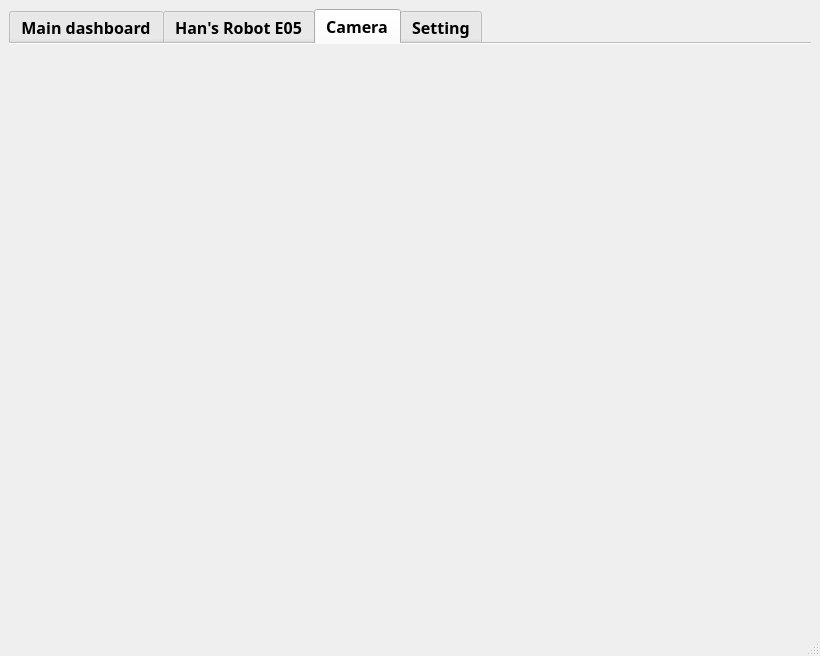
This is E05-PnP/mainwindow.ui in vie-dgb/E05-Pick-and-Place as Qt 5 draws it before an edit. The edited form follows.
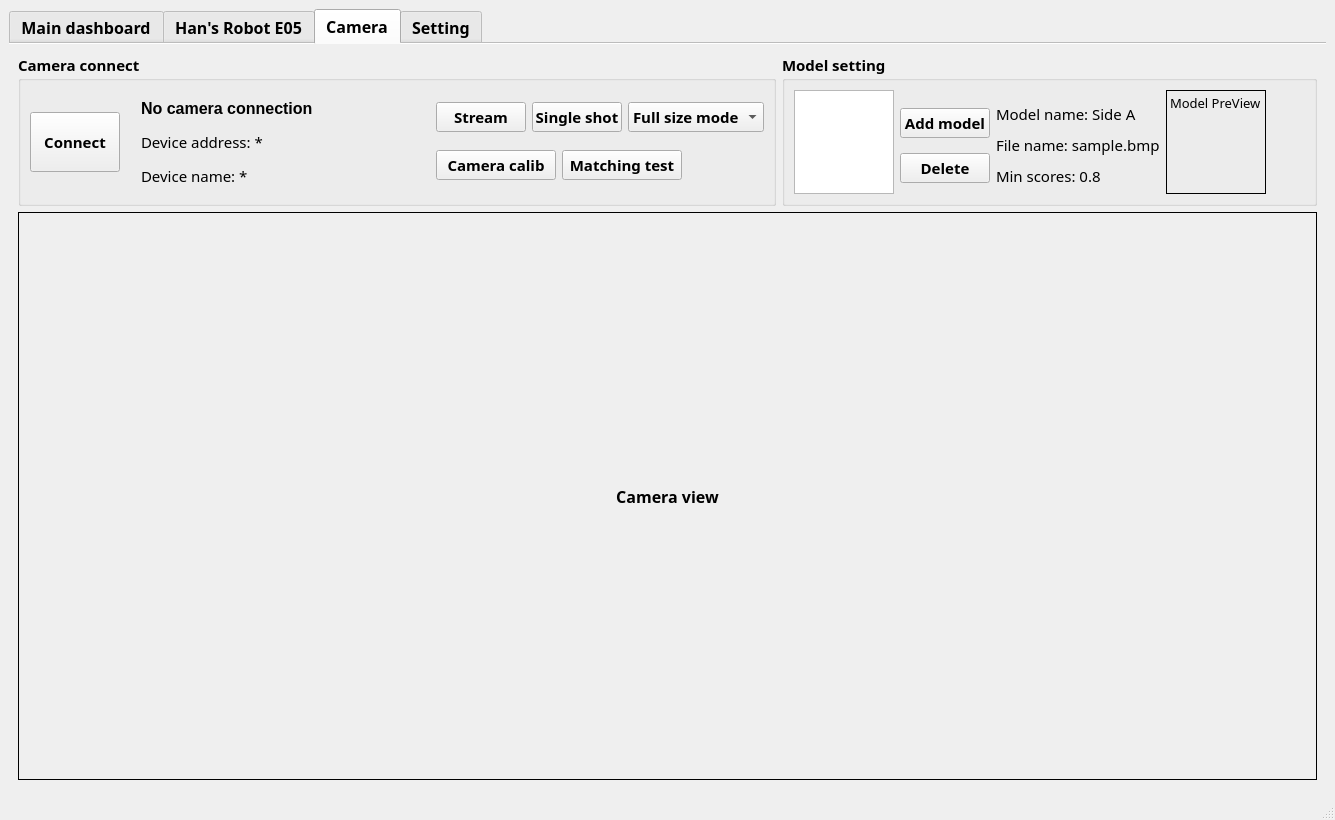
This is the edited form. The open tabs and pages were chosen to show the change. Icons and pictures are not drawn.

Commit message:
camera&model
Add camera
Add matching model

The edit to the form file:
```diff
--- a/E05-PnP/mainwindow.ui
+++ b/E05-PnP/mainwindow.ui
@@ -6,8 +6,8 @@
    <rect>
     <x>0</x>
     <y>0</y>
-    <width>820</width>
-    <height>656</height>
+    <width>1335</width>
+    <height>820</height>
    </rect>
   </property>
   <property name="windowTitle">
@@ -1024,6 +1024,719 @@
        <attribute name="title">
         <string>Camera</string>
        </attribute>
+       <layout class="QVBoxLayout" name="verticalLayout_6">
+        <item>
+         <layout class="QHBoxLayout" name="horizontalLayout_13">
+          <item>
+           <widget class="QGroupBox" name="groupBox_3">
+            <property name="maximumSize">
+             <size>
+              <width>16777215</width>
+              <height>16777215</height>
+             </size>
+            </property>
+            <property name="font">
+             <font>
+              <family>Segoe UI Variable Text Semibold</family>
+              <pointsize>11</pointsize>
+              <bold>true</bold>
+             </font>
+            </property>
+            <property name="title">
+             <string>Camera connect</string>
+            </property>
+            <layout class="QHBoxLayout" name="horizontalLayout_10">
+             <item>
+              <widget class="QPushButton" name="btn_Camera_Connect">
+               <property name="minimumSize">
+                <size>
+                 <width>90</width>
+                 <height>60</height>
+                </size>
+               </property>
+               <property name="maximumSize">
+                <size>
+                 <width>90</width>
+                 <height>60</height>
+                </size>
+               </property>
+               <property name="font">
+                <font>
+                 <family>Segoe UI Variable Text Semibold</family>
+                 <pointsize>11</pointsize>
+                 <bold>true</bold>
+                </font>
+               </property>
+               <property name="text">
+                <string>Connect</string>
+               </property>
+              </widget>
+             </item>
+             <item>
+              <layout class="QVBoxLayout" name="verticalLayout_12">
+               <property name="spacing">
+                <number>4</number>
+               </property>
+               <property name="leftMargin">
+                <number>15</number>
+               </property>
+               <item>
+                <widget class="QLabel" name="label_Camera_ConnectStatus">
+                 <property name="sizePolicy">
+                  <sizepolicy hsizetype="Minimum" vsizetype="Preferred">
+                   <horstretch>0</horstretch>
+                   <verstretch>0</verstretch>
+                  </sizepolicy>
+                 </property>
+                 <property name="minimumSize">
+                  <size>
+                   <width>250</width>
+                   <height>24</height>
+                  </size>
+                 </property>
+                 <property name="maximumSize">
+                  <size>
+                   <width>500</width>
+                   <height>24</height>
+                  </size>
+                 </property>
+                 <property name="font">
+                  <font>
+                   <family>Segoe UI</family>
+                   <pointsize>12</pointsize>
+                   <bold>true</bold>
+                  </font>
+                 </property>
+                 <property name="text">
+                  <string>No camera connection</string>
+                 </property>
+                </widget>
+               </item>
+               <item>
+                <widget class="QLabel" name="label_Camera_Address">
+                 <property name="sizePolicy">
+                  <sizepolicy hsizetype="Minimum" vsizetype="Preferred">
+                   <horstretch>0</horstretch>
+                   <verstretch>0</verstretch>
+                  </sizepolicy>
+                 </property>
+                 <property name="minimumSize">
+                  <size>
+                   <width>110</width>
+                   <height>24</height>
+                  </size>
+                 </property>
+                 <property name="maximumSize">
+                  <size>
+                   <width>500</width>
+                   <height>24</height>
+                  </size>
+                 </property>
+                 <property name="font">
+                  <font>
+                   <family>Segoe UI Variable Text Semibold</family>
+                   <pointsize>11</pointsize>
+                   <bold>false</bold>
+                  </font>
+                 </property>
+                 <property name="text">
+                  <string>Device address: *</string>
+                 </property>
+                </widget>
+               </item>
+               <item>
+                <widget class="QLabel" name="label_Camera_Name">
+                 <property name="sizePolicy">
+                  <sizepolicy hsizetype="Minimum" vsizetype="Preferred">
+                   <horstretch>0</horstretch>
+                   <verstretch>0</verstretch>
+                  </sizepolicy>
+                 </property>
+                 <property name="minimumSize">
+                  <size>
+                   <width>110</width>
+                   <height>24</height>
+                  </size>
+                 </property>
+                 <property name="maximumSize">
+                  <size>
+                   <width>500</width>
+                   <height>24</height>
+                  </size>
+                 </property>
+                 <property name="font">
+                  <font>
+                   <family>Segoe UI Variable Text Semibold</family>
+                   <pointsize>11</pointsize>
+                   <bold>false</bold>
+                  </font>
+                 </property>
+                 <property name="text">
+                  <string>Device name: *</string>
+                 </property>
+                </widget>
+               </item>
+              </layout>
+             </item>
+             <item>
+              <spacer name="horizontalSpacer_8">
+               <property name="orientation">
+                <enum>Qt::Horizontal</enum>
+               </property>
+               <property name="sizeHint" stdset="0">
+                <size>
+                 <width>40</width>
+                 <height>20</height>
+                </size>
+               </property>
+              </spacer>
+             </item>
+             <item>
+              <layout class="QVBoxLayout" name="verticalLayout_4">
+               <item>
+                <layout class="QHBoxLayout" name="horizontalLayout_11">
+                 <property name="spacing">
+                  <number>6</number>
+                 </property>
+                 <item>
+                  <widget class="QPushButton" name="btn_Camera_Stream">
+                   <property name="minimumSize">
+                    <size>
+                     <width>90</width>
+                     <height>30</height>
+                    </size>
+                   </property>
+                   <property name="maximumSize">
+                    <size>
+                     <width>16777215</width>
+                     <height>30</height>
+                    </size>
+                   </property>
+                   <property name="font">
+                    <font>
+                     <family>Segoe UI Variable Text Semibold</family>
+                     <pointsize>11</pointsize>
+                     <bold>true</bold>
+                    </font>
+                   </property>
+                   <property name="text">
+                    <string>Stream</string>
+                   </property>
+                  </widget>
+                 </item>
+                 <item>
+                  <widget class="QPushButton" name="btn_Camera_SingleShot">
+                   <property name="minimumSize">
+                    <size>
+                     <width>90</width>
+                     <height>30</height>
+                    </size>
+                   </property>
+                   <property name="maximumSize">
+                    <size>
+                     <width>16777215</width>
+                     <height>30</height>
+                    </size>
+                   </property>
+                   <property name="font">
+                    <font>
+                     <family>Segoe UI Variable Text Semibold</family>
+                     <pointsize>11</pointsize>
+                     <bold>true</bold>
+                    </font>
+                   </property>
+                   <property name="text">
+                    <string>Single shot</string>
+                   </property>
+                  </widget>
+                 </item>
+                 <item>
+                  <widget class="QComboBox" name="comboBox_Camera_ViewMode">
+                   <property name="maximumSize">
+                    <size>
+                     <width>16777215</width>
+                     <height>16777215</height>
+                    </size>
+                   </property>
+                   <property name="font">
+                    <font>
+                     <family>Segoe UI Variable Text Semibold</family>
+                     <pointsize>11</pointsize>
+                     <bold>true</bold>
+                    </font>
+                   </property>
+                   <item>
+                    <property name="text">
+                     <string>Full size mode</string>
+                    </property>
+                   </item>
+                   <item>
+                    <property name="text">
+                     <string>Fit size mode</string>
+                    </property>
+                   </item>
+                  </widget>
+                 </item>
+                </layout>
+               </item>
+               <item>
+                <layout class="QHBoxLayout" name="horizontalLayout_12">
+                 <item>
+                  <widget class="QPushButton" name="btn_Calib_Camera">
+                   <property name="sizePolicy">
+                    <sizepolicy hsizetype="Fixed" vsizetype="Fixed">
+                     <horstretch>0</horstretch>
+                     <verstretch>0</verstretch>
+                    </sizepolicy>
+                   </property>
+                   <property name="minimumSize">
+                    <size>
+                     <width>120</width>
+                     <height>30</height>
+                    </size>
+                   </property>
+                   <property name="maximumSize">
+                    <size>
+                     <width>16777215</width>
+                     <height>30</height>
+                    </size>
+                   </property>
+                   <property name="font">
+                    <font>
+                     <family>Segoe UI Variable Text Semibold</family>
+                     <pointsize>11</pointsize>
+                     <bold>true</bold>
+                    </font>
+                   </property>
+                   <property name="text">
+                    <string>Camera calib</string>
+                   </property>
+                  </widget>
+                 </item>
+                 <item>
+                  <widget class="QPushButton" name="btn_Process_MatchingTest">
+                   <property name="sizePolicy">
+                    <sizepolicy hsizetype="Fixed" vsizetype="Fixed">
+                     <horstretch>0</horstretch>
+                     <verstretch>0</verstretch>
+                    </sizepolicy>
+                   </property>
+                   <property name="minimumSize">
+                    <size>
+                     <width>120</width>
+                     <height>30</height>
+                    </size>
+                   </property>
+                   <property name="maximumSize">
+                    <size>
+                     <width>16777215</width>
+                     <height>30</height>
+                    </size>
+                   </property>
+                   <property name="font">
+                    <font>
+                     <family>Segoe UI Variable Text Semibold</family>
+                     <pointsize>11</pointsize>
+                     <bold>true</bold>
+                    </font>
+                   </property>
+                   <property name="text">
+                    <string>Matching test</string>
+                   </property>
+                  </widget>
+                 </item>
+                 <item>
+                  <spacer name="horizontalSpacer_7">
+                   <property name="orientation">
+                    <enum>Qt::Horizontal</enum>
+                   </property>
+                   <property name="sizeHint" stdset="0">
+                    <size>
+                     <width>10</width>
+                     <height>20</height>
+                    </size>
+                   </property>
+                  </spacer>
+                 </item>
+                </layout>
+               </item>
+              </layout>
+             </item>
+            </layout>
+           </widget>
+          </item>
+          <item>
+           <widget class="QGroupBox" name="groupBox_4">
+            <property name="maximumSize">
+             <size>
+              <width>16777215</width>
+              <height>180</height>
+             </size>
+            </property>
+            <property name="font">
+             <font>
+              <family>Segoe UI Variable Text Semibold</family>
+              <pointsize>11</pointsize>
+              <bold>true</bold>
+             </font>
+            </property>
+            <property name="title">
+             <string>Model setting</string>
+            </property>
+            <layout class="QHBoxLayout" name="horizontalLayout_7">
+             <property name="leftMargin">
+              <number>9</number>
+             </property>
+             <property name="topMargin">
+              <number>9</number>
+             </property>
+             <property name="rightMargin">
+              <number>9</number>
+             </property>
+             <property name="bottomMargin">
+              <number>9</number>
+             </property>
+             <item>
+              <widget class="QListWidget" name="list_Model_ViewList">
+               <property name="sizePolicy">
+                <sizepolicy hsizetype="Preferred" vsizetype="Preferred">
+                 <horstretch>0</horstretch>
+                 <verstretch>0</verstretch>
+                </sizepolicy>
+               </property>
+               <property name="minimumSize">
+                <size>
+                 <width>100</width>
+                 <height>104</height>
+                </size>
+               </property>
+               <property name="maximumSize">
+                <size>
+                 <width>100</width>
+                 <height>104</height>
+                </size>
+               </property>
+               <property name="font">
+                <font>
+                 <family>Segoe UI Variable Text Semibold</family>
+                 <pointsize>9</pointsize>
+                 <bold>false</bold>
+                </font>
+               </property>
+              </widget>
+             </item>
+             <item>
+              <layout class="QVBoxLayout" name="verticalLayout_11">
+               <property name="topMargin">
+                <number>9</number>
+               </property>
+               <item>
+                <widget class="QPushButton" name="btn_Model_Add">
+                 <property name="sizePolicy">
+                  <sizepolicy hsizetype="Fixed" vsizetype="Fixed">
+                   <horstretch>0</horstretch>
+                   <verstretch>0</verstretch>
+                  </sizepolicy>
+                 </property>
+                 <property name="minimumSize">
+                  <size>
+                   <width>90</width>
+                   <height>30</height>
+                  </size>
+                 </property>
+                 <property name="maximumSize">
+                  <size>
+                   <width>16777215</width>
+                   <height>30</height>
+                  </size>
+                 </property>
+                 <property name="font">
+                  <font>
+                   <family>Segoe UI Variable Text Semibold</family>
+                   <pointsize>11</pointsize>
+                   <bold>true</bold>
+                  </font>
+                 </property>
+                 <property name="text">
+                  <string>Add model</string>
+                 </property>
+                </widget>
+               </item>
+               <item>
+                <widget class="QPushButton" name="btn_Model_Delete">
+                 <property name="sizePolicy">
+                  <sizepolicy hsizetype="Fixed" vsizetype="Fixed">
+                   <horstretch>0</horstretch>
+                   <verstretch>0</verstretch>
+                  </sizepolicy>
+                 </property>
+                 <property name="minimumSize">
+                  <size>
+                   <width>90</width>
+                   <height>30</height>
+                  </size>
+                 </property>
+                 <property name="maximumSize">
+                  <size>
+                   <width>16777215</width>
+                   <height>30</height>
+                  </size>
+                 </property>
+                 <property name="font">
+                  <font>
+                   <family>Segoe UI Variable Text Semibold</family>
+                   <pointsize>11</pointsize>
+                   <bold>true</bold>
+                  </font>
+                 </property>
+                 <property name="text">
+                  <string>Delete</string>
+                 </property>
+                </widget>
+               </item>
+              </layout>
+             </item>
+             <item>
+              <layout class="QVBoxLayout" name="verticalLayout_13">
+               <property name="spacing">
+                <number>4</number>
+               </property>
+               <property name="topMargin">
+                <number>9</number>
+               </property>
+               <item>
+                <widget class="QLabel" name="label_Model_Name">
+                 <property name="sizePolicy">
+                  <sizepolicy hsizetype="Minimum" vsizetype="Preferred">
+                   <horstretch>0</horstretch>
+                   <verstretch>0</verstretch>
+                  </sizepolicy>
+                 </property>
+                 <property name="minimumSize">
+                  <size>
+                   <width>0</width>
+                   <height>24</height>
+                  </size>
+                 </property>
+                 <property name="maximumSize">
+                  <size>
+                   <width>200</width>
+                   <height>24</height>
+                  </size>
+                 </property>
+                 <property name="font">
+                  <font>
+                   <family>Segoe UI Variable Text Semibold</family>
+                   <pointsize>11</pointsize>
+                   <bold>false</bold>
+                  </font>
+                 </property>
+                 <property name="text">
+                  <string>Model name: Side A</string>
+                 </property>
+                </widget>
+               </item>
+               <item>
+                <widget class="QLabel" name="label_Model_FileName">
+                 <property name="sizePolicy">
+                  <sizepolicy hsizetype="Minimum" vsizetype="Preferred">
+                   <horstretch>0</horstretch>
+                   <verstretch>0</verstretch>
+                  </sizepolicy>
+                 </property>
+                 <property name="minimumSize">
+                  <size>
+                   <width>0</width>
+                   <height>24</height>
+                  </size>
+                 </property>
+                 <property name="maximumSize">
+                  <size>
+                   <width>200</width>
+                   <height>24</height>
+                  </size>
+                 </property>
+                 <property name="font">
+                  <font>
+                   <family>Segoe UI Variable Text Semibold</family>
+                   <pointsize>11</pointsize>
+                   <bold>false</bold>
+                  </font>
+                 </property>
+                 <property name="text">
+                  <string>File name: sample.bmp</string>
+                 </property>
+                </widget>
+               </item>
+               <item>
+                <widget class="QLabel" name="label_Model_MinScores">
+                 <property name="sizePolicy">
+                  <sizepolicy hsizetype="Minimum" vsizetype="Preferred">
+                   <horstretch>0</horstretch>
+                   <verstretch>0</verstretch>
+                  </sizepolicy>
+                 </property>
+                 <property name="minimumSize">
+                  <size>
+                   <width>0</width>
+                   <height>24</height>
+                  </size>
+                 </property>
+                 <property name="maximumSize">
+                  <size>
+                   <width>200</width>
+                   <height>24</height>
+                  </size>
+                 </property>
+                 <property name="font">
+                  <font>
+                   <family>Segoe UI Variable Text Semibold</family>
+                   <pointsize>11</pointsize>
+                   <bold>false</bold>
+                  </font>
+                 </property>
+                 <property name="text">
+                  <string>Min scores: 0.8</string>
+                 </property>
+                </widget>
+               </item>
+              </layout>
+             </item>
+             <item>
+              <layout class="QVBoxLayout" name="verticalLayout_14">
+               <item>
+                <widget class="QLabel" name="label_Model_PreView">
+                 <property name="sizePolicy">
+                  <sizepolicy hsizetype="Preferred" vsizetype="Preferred">
+                   <horstretch>0</horstretch>
+                   <verstretch>0</verstretch>
+                  </sizepolicy>
+                 </property>
+                 <property name="minimumSize">
+                  <size>
+                   <width>100</width>
+                   <height>100</height>
+                  </size>
+                 </property>
+                 <property name="maximumSize">
+                  <size>
+                   <width>16777215</width>
+                   <height>140</height>
+                  </size>
+                 </property>
+                 <property name="baseSize">
+                  <size>
+                   <width>0</width>
+                   <height>0</height>
+                  </size>
+                 </property>
+                 <property name="font">
+                  <font>
+                   <family>Segoe UI Variable Text Semibold</family>
+                   <pointsize>10</pointsize>
+                   <bold>false</bold>
+                  </font>
+                 </property>
+                 <property name="frameShape">
+                  <enum>QFrame::Box</enum>
+                 </property>
+                 <property name="text">
+                  <string>Model PreView</string>
+                 </property>
+                 <property name="alignment">
+                  <set>Qt::AlignLeading|Qt::AlignLeft|Qt::AlignTop</set>
+                 </property>
+                </widget>
+               </item>
+              </layout>
+             </item>
+             <item>
+              <spacer name="horizontalSpacer_6">
+               <property name="orientation">
+                <enum>Qt::Horizontal</enum>
+               </property>
+               <property name="sizeHint" stdset="0">
+                <size>
+                 <width>40</width>
+                 <height>20</height>
+                </size>
+               </property>
+              </spacer>
+             </item>
+            </layout>
+           </widget>
+          </item>
+         </layout>
+        </item>
+        <item>
+         <widget class="QScrollArea" name="scrollArea">
+          <property name="minimumSize">
+           <size>
+            <width>500</width>
+            <height>500</height>
+           </size>
+          </property>
+          <property name="frameShape">
+           <enum>QFrame::NoFrame</enum>
+          </property>
+          <property name="frameShadow">
+           <enum>QFrame::Sunken</enum>
+          </property>
+          <property name="widgetResizable">
+           <bool>true</bool>
+          </property>
+          <widget class="QWidget" name="scrollAreaWidgetContents">
+           <property name="geometry">
+            <rect>
+             <x>0</x>
+             <y>0</y>
+             <width>1299</width>
+             <height>540</height>
+            </rect>
+           </property>
+           <layout class="QHBoxLayout" name="horizontalLayout_9">
+            <property name="leftMargin">
+             <number>0</number>
+            </property>
+            <property name="topMargin">
+             <number>0</number>
+            </property>
+            <property name="rightMargin">
+             <number>0</number>
+            </property>
+            <property name="bottomMargin">
+             <number>0</number>
+            </property>
+            <item>
+             <widget class="QLabel" name="label_Camera_FrameView">
+              <property name="sizePolicy">
+               <sizepolicy hsizetype="Preferred" vsizetype="Preferred">
+                <horstretch>0</horstretch>
+                <verstretch>0</verstretch>
+               </sizepolicy>
+              </property>
+              <property name="minimumSize">
+               <size>
+                <width>0</width>
+                <height>0</height>
+               </size>
+              </property>
+              <property name="frameShape">
+               <enum>QFrame::Box</enum>
+              </property>
+              <property name="text">
+               <string>Camera view</string>
+              </property>
+              <property name="alignment">
+               <set>Qt::AlignCenter</set>
+              </property>
+             </widget>
+            </item>
+           </layout>
+          </widget>
+         </widget>
+        </item>
+       </layout>
       </widget>
       <widget class="QWidget" name="tab_Setting">
        <attribute name="icon">
```
Left out of the diff: 68 changed lines with no effect on the pictures. The commit also changes 26 other files.
